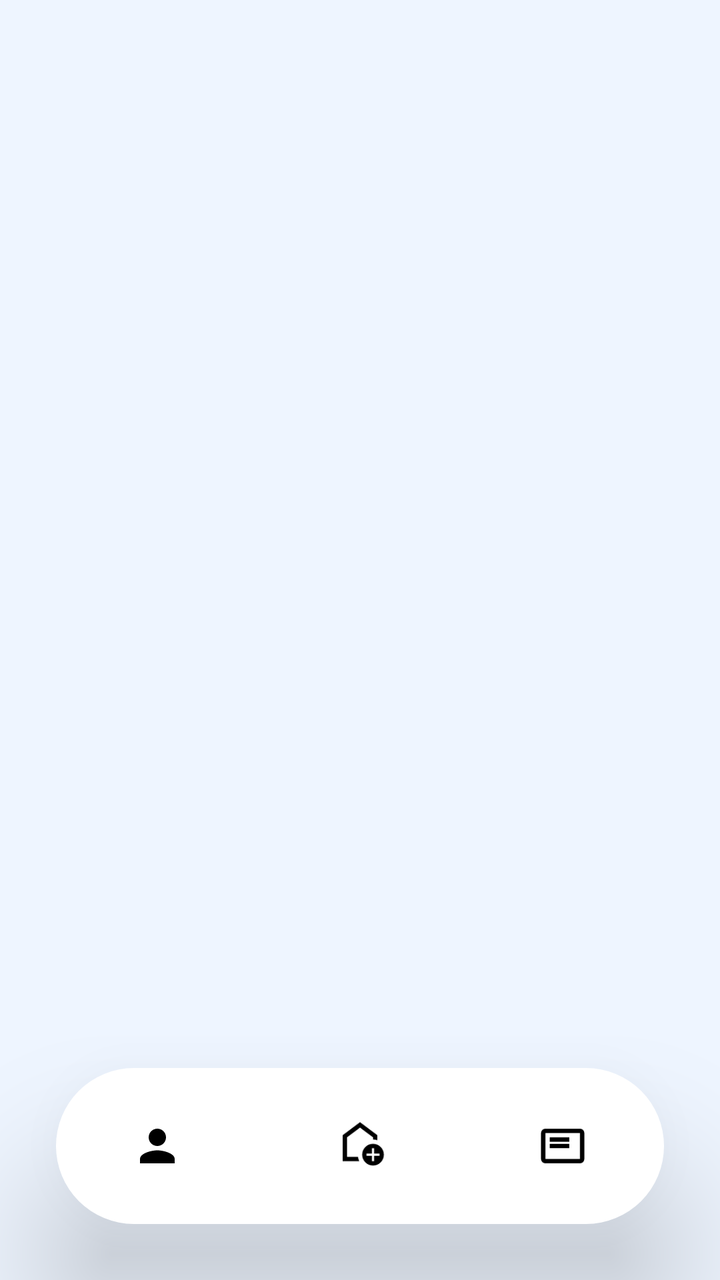
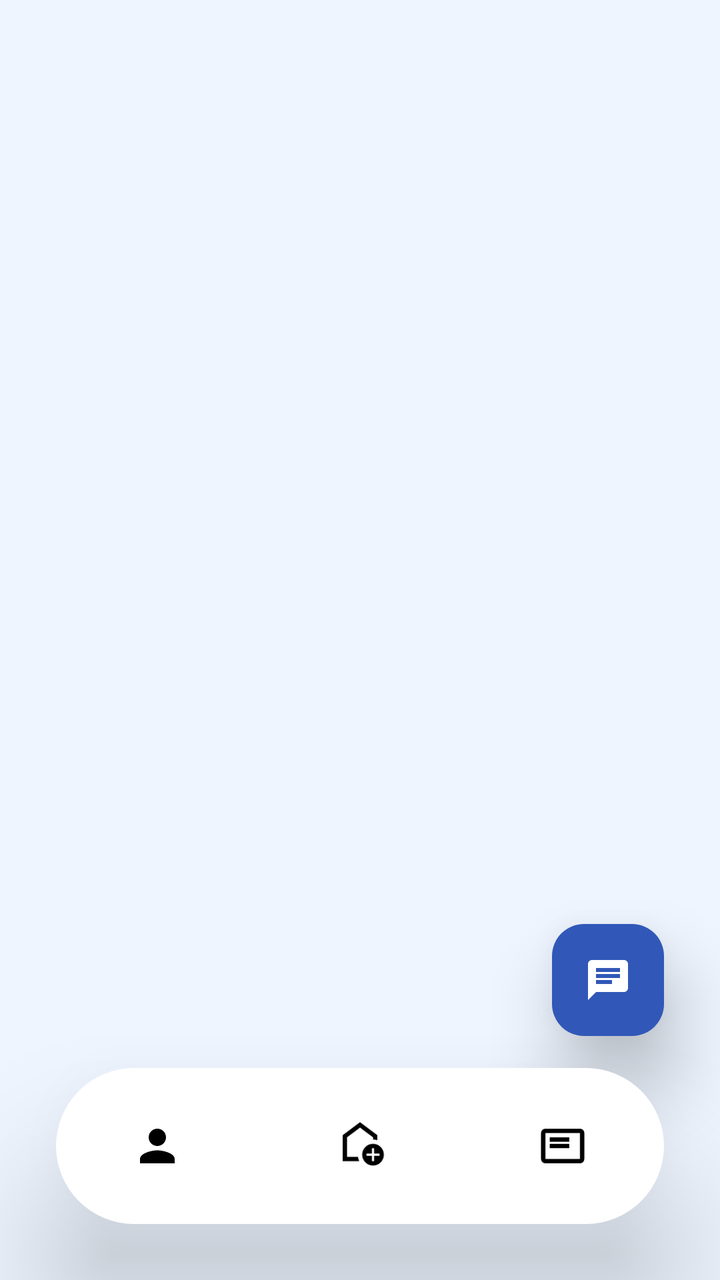

Screens rendered from an Android XML layout before and after an edit, with the pre-edit source and the edit as a unified diff.
<!-- AndroidManifest.xml: application theme Theme.EncikAircond -->
<!-- res/layout/activity_main.xml -->
<?xml version="1.0" encoding="utf-8"?>
<androidx.constraintlayout.widget.ConstraintLayout
    xmlns:android="http://schemas.android.com/apk/res/android"
    xmlns:app="http://schemas.android.com/apk/res-auto"
    android:layout_width="match_parent"
    android:layout_height="match_parent"
    android:background="#EEF5FF">

    
    <androidx.fragment.app.FragmentContainerView
        android:id="@+id/fragment_container"
        android:layout_width="0dp"
        android:layout_height="0dp"
        app:layout_constraintTop_toTopOf="parent"
        app:layout_constraintBottom_toTopOf="@id/bottomBar"
        app:layout_constraintStart_toStartOf="parent"
        app:layout_constraintEnd_toEndOf="parent" />

    
    <LinearLayout
        android:id="@+id/bottomBar"
        android:layout_width="0dp"
        android:layout_height="78dp"
        android:layout_marginStart="28dp"
        android:layout_marginEnd="28dp"
        android:layout_marginBottom="28dp"
        android:background="@drawable/bottom_nav_background"
        android:elevation="20dp"
        android:translationZ="20dp"
        android:gravity="center"
        android:orientation="horizontal"
        android:weightSum="3"
        app:layout_constraintBottom_toBottomOf="parent"
        app:layout_constraintStart_toStartOf="parent"
        app:layout_constraintEnd_toEndOf="parent">

        
        <LinearLayout
            android:id="@+id/navProfile"
            android:layout_width="0dp"
            android:layout_height="match_parent"
            android:layout_weight="1"
            android:gravity="center"
            android:orientation="vertical">

            <ImageView
                android:id="@+id/iconProfile"
                android:layout_width="26dp"
                android:layout_height="26dp"
                android:src="@drawable/ic_person"/>
        </LinearLayout>

        
        <LinearLayout
            android:id="@+id/navHome"
            android:layout_width="0dp"
            android:layout_height="match_parent"
            android:layout_weight="1"
            android:gravity="center"
            android:orientation="vertical">

            <ImageView
                android:id="@+id/iconHome"
                android:layout_width="26dp"
                android:layout_height="26dp"
                android:src="@drawable/ic_home"/>
        </LinearLayout>

        
        <LinearLayout
            android:id="@+id/navOrders"
            android:layout_width="0dp"
            android:layout_height="match_parent"
            android:layout_weight="1"
            android:gravity="center"
            android:orientation="vertical">

            <ImageView
                android:id="@+id/iconOrders"
                android:layout_width="26dp"
                android:layout_height="26dp"
                android:src="@drawable/ic_orders"/>
        </LinearLayout>

    </LinearLayout>

</androidx.constraintlayout.widget.ConstraintLayout>
<!-- resources referenced by this layout -->
<resources>
  <!-- drawable bottom_nav_background (drawable) -->
  <?xml version="1.0" encoding="utf-8"?>
  <shape xmlns:android="http://schemas.android.com/apk/res/android">
  
      <solid android:color="#FFFFFF"/>
  
      <corners android:radius="40dp"/>
  
  </shape>
  <!-- drawable ic_home (drawable) -->
  <?xml version="1.0" encoding="utf-8"?>
  <vector xmlns:android="http://schemas.android.com/apk/res/android"
      android:width="24dp"
      android:height="24dp"
      android:viewportWidth="960"
      android:viewportHeight="960">
  
      <path
          android:fillColor="#FF000000"
          android:pathData="M700,760L740,760L740,660L840,660L840,620L740,620L740,520L700,520L700,620L600,620L600,660L700,660L700,760ZM720,840Q637,840 578.5,781.5Q520,723 520,640Q520,557 578.5,498.5Q637,440 720,440Q803,440 861.5,498.5Q920,557 920,640Q920,723 861.5,781.5Q803,840 720,840ZM160,760L160,280L480,40L800,280L800,372Q781,366 761,363Q741,360 720,360L720,320L480,140L240,320L240,680L443,680Q446,701 452,721Q458,741 467,760L160,760ZM480,410L480,410L480,410L480,410L480,410Q480,410 480,410Q480,410 480,410Q480,410 480,410Z"/>
  </vector>
  <!-- drawable ic_orders (drawable) -->
  <?xml version="1.0" encoding="utf-8"?>
  <vector xmlns:android="http://schemas.android.com/apk/res/android"
      android:autoMirrored="true"
      android:width="24dp"
      android:height="24dp"
      android:viewportWidth="960"
      android:viewportHeight="960">
  
      <path
          android:fillColor="#FF000000"
          android:pathData="M240,520L600,520L600,440L240,440L240,520ZM240,400L600,400L600,320L240,320L240,400ZM160,800Q127,800 103.5,776.5Q80,753 80,720L80,240Q80,207 103.5,183.5Q127,160 160,160L800,160Q833,160 856.5,183.5Q880,207 880,240L880,720Q880,753 856.5,776.5Q833,800 800,800L160,800ZM160,720L800,720Q800,720 800,720Q800,720 800,720L800,240Q800,240 800,240Q800,240 800,240L160,240Q160,240 160,240Q160,240 160,240L160,720Q160,720 160,720Q160,720 160,720ZM160,720Q160,720 160,720Q160,720 160,720L160,240Q160,240 160,240Q160,240 160,240L160,240Q160,240 160,240Q160,240 160,240L160,720Q160,720 160,720Q160,720 160,720Z"/>
  </vector>
  <!-- drawable ic_person (drawable) -->
  <?xml version="1.0" encoding="utf-8"?>
  <vector xmlns:android="http://schemas.android.com/apk/res/android"
      android:width="24dp"
      android:height="24dp"
      android:viewportWidth="24"
      android:viewportHeight="24">
  
      <path
          android:fillColor="#FF000000"
          android:pathData="M12,12c2.21,0 4,-1.79 4,-4c0,-2.21 -1.79,-4 -4,-4c-2.21,0 -4,1.79 -4,4C8,10.21 9.79,12 12,12zM12,14c-2.67,0 -8,1.34 -8,4v2h16v-2C20,15.34 14.67,14 12,14z"/>
  </vector>
  <style name="Theme.EncikAircond" parent="Base.Theme.EncikAircond" />
  <style name="Base.Theme.EncikAircond" parent="Theme.Material3.DayNight.NoActionBar">
          
      </style>
</resources>

<!-- the commit's change to res/layout/activity_main.xml (unified diff, before → after) -->
@@ -15,6 +15,21 @@
         app:layout_constraintBottom_toTopOf="@id/bottomBar"
         app:layout_constraintStart_toStartOf="parent"
         app:layout_constraintEnd_toEndOf="parent" />
+
+    
+    <com.google.android.material.floatingactionbutton.FloatingActionButton
+        android:id="@+id/fabChat"
+        android:layout_width="wrap_content"
+        android:layout_height="wrap_content"
+        android:layout_marginEnd="28dp"
+        android:layout_marginBottom="16dp"
+        android:contentDescription="@null"
+        android:src="@drawable/ic_chat"
+        app:backgroundTint="#3158B8"
+        app:elevation="22dp"
+        app:layout_constraintBottom_toTopOf="@id/bottomBar"
+        app:layout_constraintEnd_toEndOf="parent"
+        app:tint="#FFFFFF" />
 
     
     <LinearLayout
@@ -47,6 +62,7 @@
                 android:id="@+id/iconProfile"
                 android:layout_width="26dp"
                 android:layout_height="26dp"
+                android:contentDescription="@null"
                 android:src="@drawable/ic_person"/>
         </LinearLayout>
 
@@ -63,6 +79,7 @@
                 android:id="@+id/iconHome"
                 android:layout_width="26dp"
                 android:layout_height="26dp"
+                android:contentDescription="@null"
                 android:src="@drawable/ic_home"/>
         </LinearLayout>
 
@@ -79,6 +96,7 @@
                 android:id="@+id/iconOrders"
                 android:layout_width="26dp"
                 android:layout_height="26dp"
+                android:contentDescription="@null"
                 android:src="@drawable/ic_orders"/>
         </LinearLayout>
 
<!-- resource entries referenced after the edit -->
@@ -9,6 +9,17 @@
       <corners android:radius="40dp"/>
   
   </shape>
+  <!-- drawable ic_chat (drawable) -->
+  <?xml version="1.0" encoding="utf-8"?>
+  <vector xmlns:android="http://schemas.android.com/apk/res/android"
+      android:width="24dp"
+      android:height="24dp"
+      android:viewportWidth="24"
+      android:viewportHeight="24">
+    <path
+        android:fillColor="#FFFFFF"
+        android:pathData="M20,2H4C2.9,2 2,2.9 2,4v18l4,-4h14c1.1,0 2,-0.9 2,-2V4C22,2.9 21.1,2 20,2zM6,9h12v2H6V9zm8,5H6v-2h8v2zm4,-6H6V6h12v2z"/>
+  </vector>
   <!-- drawable ic_home (drawable) -->
   <?xml version="1.0" encoding="utf-8"?>
   <vector xmlns:android="http://schemas.android.com/apk/res/android"
